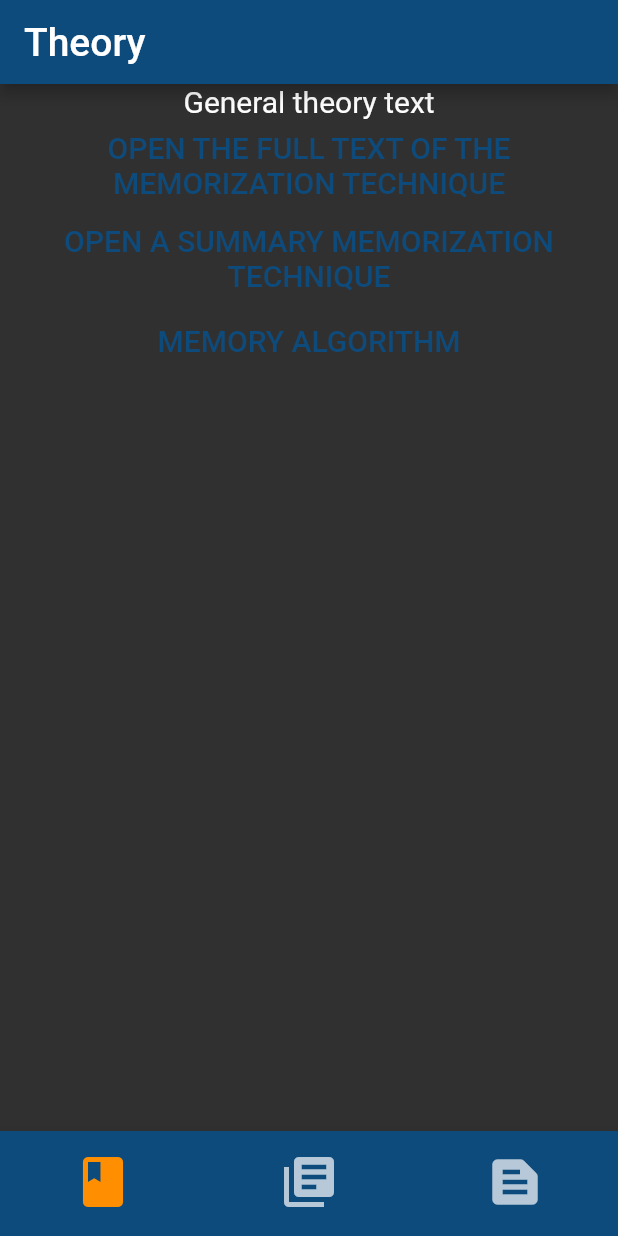
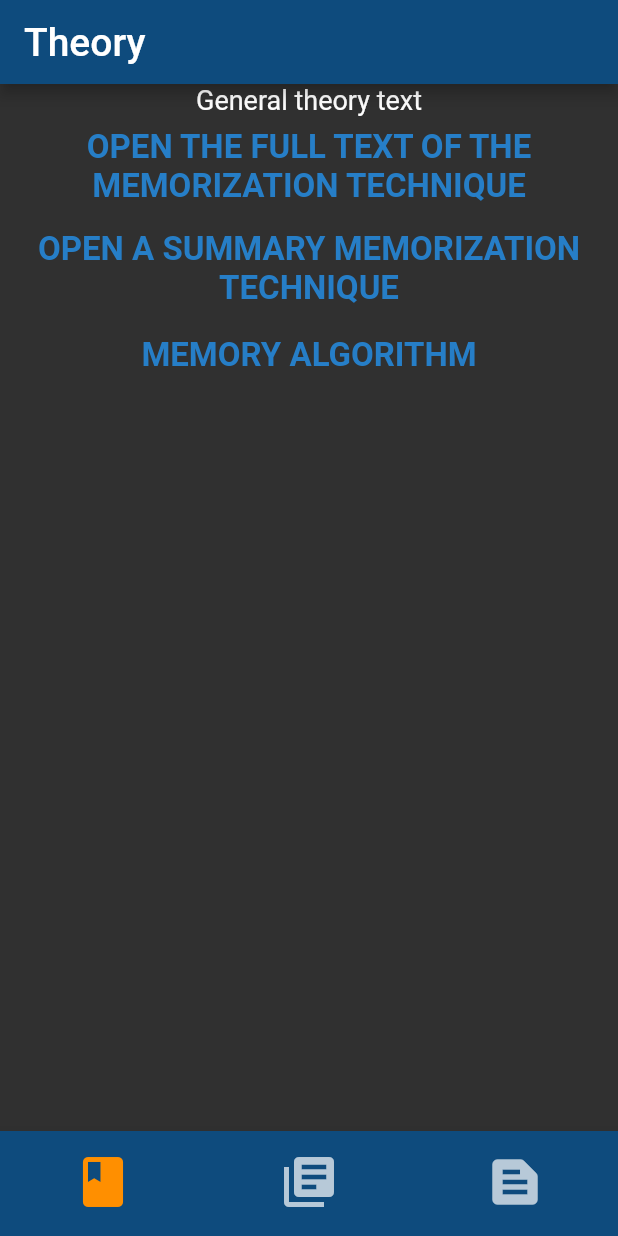
Before and after one commit to VolodymyrKostiv/exceptional_memory, a Flutter app: the screen it shows after launch, on a phone screen of 412 x 824 dp. Run offline on Flutter 3.47's test engine with Material 2 defaults, Android fonts, the phone set to English and light mode, and no system bars; our stand-ins replace hive, hive_flutter; accounts and stored records are empty; Roboto replaces fonts that are missing (Calibri).

Commit message:
Updated styles

```diff
--- a/lib/main.dart
+++ b/lib/main.dart
@@ -36,7 +36,7 @@
           ),
           headline2: TextStyle(
             fontSize: 20,
-            color: Color.fromARGB(255, 14, 75, 125),
+            color: Colors.white,
             fontWeight: FontWeight.w500,
           ),
           bodyText1: TextStyle(
@@ -46,7 +46,7 @@
             fontWeight: FontWeight.w300,
           ),
           bodyText2: TextStyle(
-            fontSize: 20,
+            fontSize: 18,
             color: Colors.white,
           ),
         ),
--- a/lib/poem_api_library/screens/poem_api_page.dart
+++ b/lib/poem_api_library/screens/poem_api_page.dart
@@ -72,6 +72,8 @@
 
     return Scaffold(
       appBar: AppBar(
+        backgroundColor: Theme.of(context).primaryColor,
+        titleTextStyle: Theme.of(context).textTheme.headline2,
         title: Container(
           alignment: Alignment.centerLeft,
           child: Column(
--- a/lib/theory/screens/theory_secondary_screen.dart
+++ b/lib/theory/screens/theory_secondary_screen.dart
@@ -16,6 +16,8 @@
         title: Text(
           textName,
         ),
+        backgroundColor: Theme.of(context).primaryColor,
+        titleTextStyle: Theme.of(context).textTheme.headline2,
       ),
       body: SubTheory(
         subText: textContent,
--- a/lib/theory/widgets/general_theory.dart
+++ b/lib/theory/widgets/general_theory.dart
@@ -6,7 +6,7 @@
 
   @override
   Widget build(BuildContext context) {
-    return Center(
+    return Container(
       child: Text(
         generalText,
       ),
--- a/lib/theory/widgets/sub_theory.dart
+++ b/lib/theory/widgets/sub_theory.dart
@@ -11,6 +11,7 @@
       margin: const EdgeInsets.all(30.0),
       child: Text(
         subText,
+        style: Theme.of(context).textTheme.bodyText2,
       ),
     );
   }
--- a/lib/theory/widgets/theory_page_link.dart
+++ b/lib/theory/widgets/theory_page_link.dart
@@ -15,7 +15,10 @@
       child: TextButton(
         child: Text(
           linkName.toUpperCase(),
-          style: Theme.of(context).textTheme.headline2,
+          style: const TextStyle(
+              fontSize: 22,
+              color: Color.fromARGB(255, 38, 126, 199),
+              fontWeight: FontWeight.w600),
           textAlign: TextAlign.center,
         ),
         onPressed: () {
--- a/lib/user_poems_library/screens/poem_page.dart
+++ b/lib/user_poems_library/screens/poem_page.dart
@@ -56,6 +56,8 @@
       create: (context) => PoemFontSizeProvider(),
       child: Scaffold(
         appBar: AppBar(
+          backgroundColor: Theme.of(context).primaryColor,
+          titleTextStyle: Theme.of(context).textTheme.headline2,
           title: Container(
             alignment: Alignment.centerLeft,
             child: Column(
```
